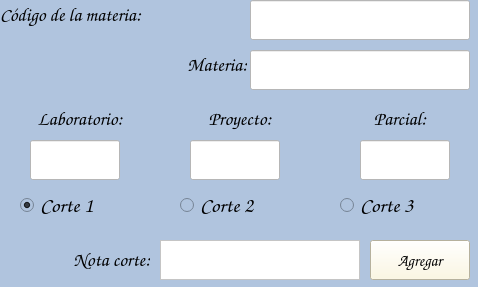
First picture: the form in view/ui/agrgarmateria.ui, repository Juan961/POSM-Project, before the edit.
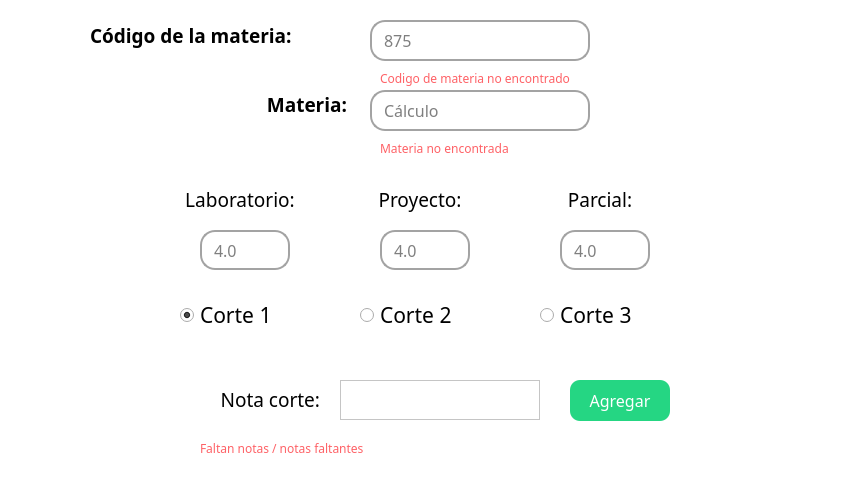
Second picture: the form after the edit.

Patch:
```diff
--- a/view/ui/agrgarmateria.ui
+++ b/view/ui/agrgarmateria.ui
@@ -6,28 +6,28 @@
    <rect>
     <x>0</x>
     <y>0</y>
-    <width>478</width>
-    <height>287</height>
+    <width>854</width>
+    <height>480</height>
    </rect>
   </property>
   <property name="windowTitle">
    <string>Form</string>
   </property>
   <property name="styleSheet">
-   <string notr="true">background-color: rgb(176,196,222);</string>
+   <string notr="true">background-color: white;</string>
   </property>
   <widget class="QLabel" name="label_4">
    <property name="geometry">
     <rect>
-     <x>160</x>
-     <y>100</y>
+     <x>340</x>
+     <y>180</y>
      <width>160</width>
      <height>39</height>
     </rect>
    </property>
    <property name="font">
     <font>
-     <family>Comic Sans MS</family>
+     <family>Montserrat Thin</family>
      <pointsize>14</pointsize>
      <weight>75</weight>
      <bold>true</bold>
@@ -40,15 +40,15 @@
   <widget class="QLabel" name="label_6">
    <property name="geometry">
     <rect>
-     <x>0</x>
-     <y>240</y>
+     <x>170</x>
+     <y>380</y>
      <width>150</width>
      <height>40</height>
     </rect>
    </property>
    <property name="font">
     <font>
-     <family>Comic Sans MS</family>
+     <family>Montserrat Thin</family>
      <pointsize>14</pointsize>
      <weight>75</weight>
      <bold>true</bold>
@@ -61,15 +61,15 @@
   <widget class="QLineEdit" name="pro">
    <property name="geometry">
     <rect>
-     <x>190</x>
-     <y>140</y>
+     <x>380</x>
+     <y>230</y>
      <width>90</width>
      <height>40</height>
     </rect>
    </property>
    <property name="font">
     <font>
-     <family>Comic Sans MS</family>
+     <family>Montserrat Thin</family>
      <pointsize>12</pointsize>
     </font>
    </property>
@@ -77,24 +77,32 @@
     <string>&lt;html&gt;&lt;head/&gt;&lt;body&gt;&lt;p align=&quot;center&quot;&gt;&lt;br/&gt;&lt;/p&gt;&lt;/body&gt;&lt;/html&gt;</string>
    </property>
    <property name="styleSheet">
-    <string notr="true">background-color: rgb(255, 255, 255);</string>
+    <string notr="true">background-color: rgb(255, 255, 255);
+border-radius: 15px;
+padding: 0px 10px;
+border-width: 2px;
+border-style: solid;
+border-color: #A3A3A3;</string>
+   </property>
+   <property name="placeholderText">
+    <string>4.0</string>
    </property>
   </widget>
   <widget class="QRadioButton" name="corte2">
    <property name="geometry">
     <rect>
-     <x>180</x>
-     <y>190</y>
+     <x>360</x>
+     <y>300</y>
      <width>130</width>
      <height>30</height>
     </rect>
    </property>
    <property name="font">
     <font>
-     <family>Comic Sans MS</family>
+     <family>Montserrat Thin</family>
      <pointsize>16</pointsize>
-     <weight>75</weight>
-     <bold>true</bold>
+     <weight>50</weight>
+     <bold>false</bold>
     </font>
    </property>
    <property name="text">
@@ -107,34 +115,42 @@
   <widget class="QLineEdit" name="matees">
    <property name="geometry">
     <rect>
-     <x>250</x>
-     <y>50</y>
+     <x>370</x>
+     <y>90</y>
      <width>220</width>
-     <height>40</height>
+     <height>41</height>
     </rect>
    </property>
    <property name="font">
     <font>
-     <family>Comic Sans MS</family>
+     <family>Montserrat Thin</family>
      <pointsize>12</pointsize>
     </font>
    </property>
    <property name="styleSheet">
-    <string notr="true">background-color: rgb(255, 255, 255);</string>
+    <string notr="true">background-color: rgb(255, 255, 255);
+border-radius: 15px;
+padding: 0px 10px;
+border-width: 2px;
+border-style: solid;
+border-color: #A3A3A3;</string>
+   </property>
+   <property name="placeholderText">
+    <string>Cálculo</string>
    </property>
   </widget>
   <widget class="QLabel" name="label_5">
    <property name="geometry">
     <rect>
-     <x>320</x>
-     <y>100</y>
+     <x>520</x>
+     <y>180</y>
      <width>160</width>
      <height>39</height>
     </rect>
    </property>
    <property name="font">
     <font>
-     <family>Comic Sans MS</family>
+     <family>Montserrat Thin</family>
      <pointsize>14</pointsize>
      <weight>75</weight>
      <bold>true</bold>
@@ -147,15 +163,15 @@
   <widget class="QTextBrowser" name="notac">
    <property name="geometry">
     <rect>
-     <x>160</x>
-     <y>240</y>
+     <x>340</x>
+     <y>380</y>
      <width>200</width>
      <height>40</height>
     </rect>
    </property>
    <property name="font">
     <font>
-     <family>Comic Sans MS</family>
+     <family>Montserrat Thin</family>
      <pointsize>12</pointsize>
     </font>
    </property>
@@ -166,18 +182,18 @@
   <widget class="QRadioButton" name="corte3">
    <property name="geometry">
     <rect>
-     <x>340</x>
-     <y>190</y>
+     <x>540</x>
+     <y>300</y>
      <width>130</width>
      <height>30</height>
     </rect>
    </property>
    <property name="font">
     <font>
-     <family>Comic Sans MS</family>
+     <family>Montserrat Thin</family>
      <pointsize>16</pointsize>
-     <weight>75</weight>
-     <bold>true</bold>
+     <weight>50</weight>
+     <bold>false</bold>
     </font>
    </property>
    <property name="text">
@@ -190,15 +206,15 @@
   <widget class="QLineEdit" name="lab">
    <property name="geometry">
     <rect>
-     <x>30</x>
-     <y>140</y>
+     <x>200</x>
+     <y>230</y>
      <width>90</width>
      <height>40</height>
     </rect>
    </property>
    <property name="font">
     <font>
-     <family>Comic Sans MS</family>
+     <family>Montserrat Thin</family>
      <pointsize>12</pointsize>
     </font>
    </property>
@@ -206,21 +222,29 @@
     <string>&lt;html&gt;&lt;head/&gt;&lt;body&gt;&lt;p align=&quot;center&quot;&gt;&lt;br/&gt;&lt;/p&gt;&lt;/body&gt;&lt;/html&gt;</string>
    </property>
    <property name="styleSheet">
-    <string notr="true">background-color: rgb(255, 255, 255);</string>
+    <string notr="true">background-color: rgb(255, 255, 255);
+border-radius: 15px;
+padding: 0px 10px;
+border-width: 2px;
+border-style: solid;
+border-color: #A3A3A3;</string>
+   </property>
+   <property name="placeholderText">
+    <string>4.0</string>
    </property>
   </widget>
   <widget class="QLabel" name="label_3">
    <property name="geometry">
     <rect>
-     <x>0</x>
-     <y>100</y>
+     <x>160</x>
+     <y>180</y>
      <width>160</width>
      <height>39</height>
     </rect>
    </property>
    <property name="font">
     <font>
-     <family>Comic Sans MS</family>
+     <family>Montserrat Thin</family>
      <pointsize>14</pointsize>
      <weight>75</weight>
      <bold>true</bold>
@@ -233,15 +257,15 @@
   <widget class="QLabel" name="label_2">
    <property name="geometry">
     <rect>
-     <x>150</x>
-     <y>50</y>
+     <x>250</x>
+     <y>90</y>
      <width>97</width>
      <height>30</height>
     </rect>
    </property>
    <property name="font">
     <font>
-     <family>Comic Sans MS</family>
+     <family>Montserrat Thin</family>
      <pointsize>14</pointsize>
      <weight>75</weight>
      <bold>true</bold>
@@ -254,18 +278,18 @@
   <widget class="QRadioButton" name="corte1">
    <property name="geometry">
     <rect>
-     <x>20</x>
-     <y>190</y>
+     <x>180</x>
+     <y>300</y>
      <width>130</width>
      <height>30</height>
     </rect>
    </property>
    <property name="font">
     <font>
-     <family>Comic Sans MS</family>
+     <family>Montserrat Thin</family>
      <pointsize>16</pointsize>
-     <weight>75</weight>
-     <bold>true</bold>
+     <weight>50</weight>
+     <bold>false</bold>
     </font>
    </property>
    <property name="text">
@@ -278,15 +302,15 @@
   <widget class="QLabel" name="label">
    <property name="geometry">
     <rect>
-     <x>0</x>
-     <y>0</y>
-     <width>251</width>
+     <x>90</x>
+     <y>20</y>
+     <width>261</width>
      <height>30</height>
     </rect>
    </property>
    <property name="font">
     <font>
-     <family>Comic Sans MS</family>
+     <family>Montserrat Thin</family>
      <pointsize>14</pointsize>
      <weight>75</weight>
      <bold>true</bold>
@@ -299,34 +323,42 @@
   <widget class="QLineEdit" name="codiestu">
    <property name="geometry">
     <rect>
-     <x>250</x>
-     <y>0</y>
+     <x>370</x>
+     <y>20</y>
      <width>220</width>
-     <height>40</height>
+     <height>41</height>
     </rect>
    </property>
    <property name="font">
     <font>
-     <family>Comic Sans MS</family>
+     <family>Montserrat Thin</family>
      <pointsize>12</pointsize>
     </font>
    </property>
    <property name="styleSheet">
-    <string notr="true">background-color: rgb(255, 255, 255);</string>
+    <string notr="true">background-color: rgb(255, 255, 255);
+border-radius: 15px;
+padding: 0px 10px;
+border-width: 2px;
+border-style: solid;
+border-color: #A3A3A3;</string>
+   </property>
+   <property name="placeholderText">
+    <string>875</string>
    </property>
   </widget>
   <widget class="QLineEdit" name="par">
    <property name="geometry">
     <rect>
-     <x>360</x>
-     <y>140</y>
+     <x>560</x>
+     <y>230</y>
      <width>90</width>
      <height>40</height>
     </rect>
    </property>
    <property name="font">
     <font>
-     <family>Comic Sans MS</family>
+     <family>Montserrat Thin</family>
      <pointsize>12</pointsize>
     </font>
    </property>
@@ -334,31 +366,122 @@
     <string>&lt;html&gt;&lt;head/&gt;&lt;body&gt;&lt;p align=&quot;center&quot;&gt;&lt;br/&gt;&lt;/p&gt;&lt;/body&gt;&lt;/html&gt;</string>
    </property>
    <property name="styleSheet">
-    <string notr="true">background-color: rgb(255, 255, 255);</string>
+    <string notr="true">background-color: rgb(255, 255, 255);
+border-radius: 15px;
+padding: 0px 10px;
+border-width: 2px;
+border-style: solid;
+border-color: #A3A3A3;</string>
+   </property>
+   <property name="placeholderText">
+    <string>4.0</string>
    </property>
   </widget>
   <widget class="QPushButton" name="agregarno">
    <property name="geometry">
     <rect>
-     <x>370</x>
-     <y>240</y>
+     <x>570</x>
+     <y>380</y>
      <width>100</width>
-     <height>40</height>
+     <height>41</height>
     </rect>
    </property>
    <property name="font">
     <font>
-     <family>Comic Sans MS</family>
+     <family>Raleway Thin</family>
      <pointsize>12</pointsize>
     </font>
    </property>
    <property name="styleSheet">
-    <string notr="true">background-color: rgb(255, 248, 220);</string>
+    <string notr="true">background-color:#25D683;
+color: white;
+border-radius: 10px;</string>
    </property>
    <property name="text">
     <string>Agregar</string>
    </property>
   </widget>
+  <widget class="QLabel" name="err_code">
+   <property name="enabled">
+    <bool>true</bool>
+   </property>
+   <property name="geometry">
+    <rect>
+     <x>380</x>
+     <y>70</y>
+     <width>221</width>
+     <height>16</height>
+    </rect>
+   </property>
+   <property name="font">
+    <font>
+     <family>Montserrat Thin</family>
+     <weight>50</weight>
+     <bold>false</bold>
+    </font>
+   </property>
+   <property name="styleSheet">
+    <string notr="true">color: rgb(254, 97, 102);
+</string>
+   </property>
+   <property name="text">
+    <string>Codigo de materia no encontrado</string>
+   </property>
+  </widget>
+  <widget class="QLabel" name="err_ma">
+   <property name="enabled">
+    <bool>true</bool>
+   </property>
+   <property name="geometry">
+    <rect>
+     <x>380</x>
+     <y>140</y>
+     <width>151</width>
+     <height>16</height>
+    </rect>
+   </property>
+   <property name="font">
+    <font>
+     <family>Montserrat Thin</family>
+     <weight>50</weight>
+     <bold>false</bold>
+    </font>
+   </property>
+   <property name="styleSheet">
+    <string notr="true">color: rgb(254, 97, 102);
+</string>
+   </property>
+   <property name="text">
+    <string>Materia no encontrada</string>
+   </property>
+  </widget>
+  <widget class="QLabel" name="err_notes">
+   <property name="enabled">
+    <bool>true</bool>
+   </property>
+   <property name="geometry">
+    <rect>
+     <x>200</x>
+     <y>440</y>
+     <width>211</width>
+     <height>16</height>
+    </rect>
+   </property>
+   <property name="font">
+    <font>
+     <family>Montserrat Thin</family>
+     <weight>50</weight>
+     <bold>false</bold>
+    </font>
+   </property>
+   <property name="styleSheet">
+    <string notr="true">color: rgb(254, 97, 102);
+</string>
+   </property>
+   <property name="text">
+    <string>Faltan notas / notas faltantes</string>
+   </property>
+  </widget>
  </widget>
  <resources/>
  <connections/>
```
Left out of the diff: 5 changed lines with no effect on the pictures.
